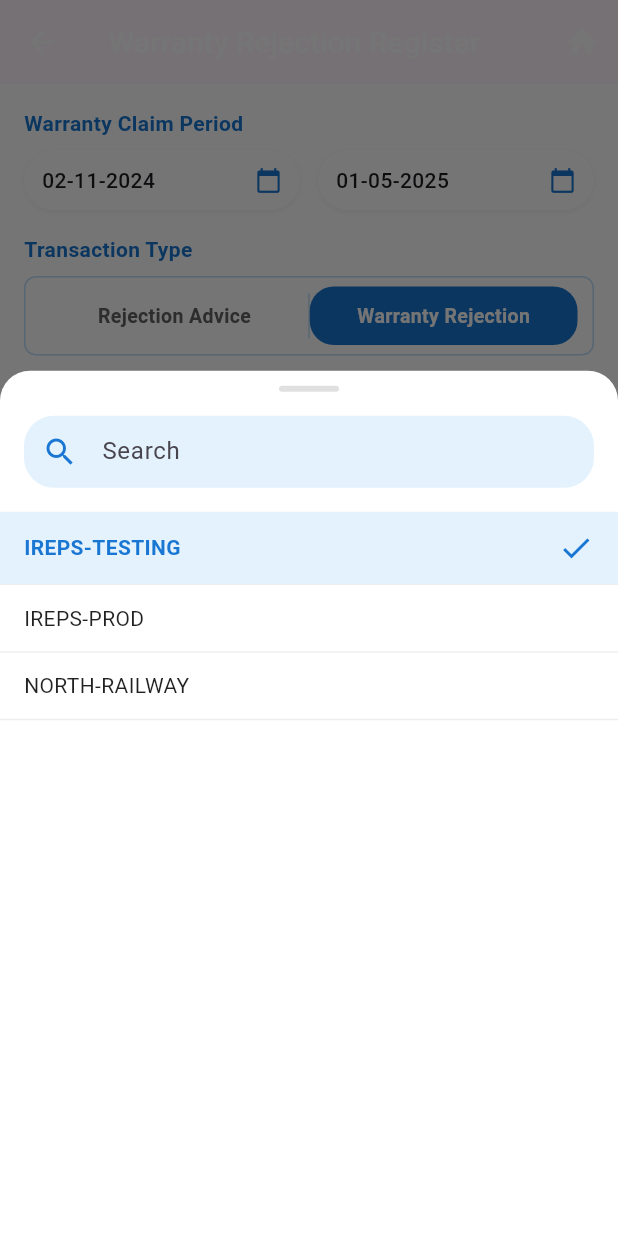
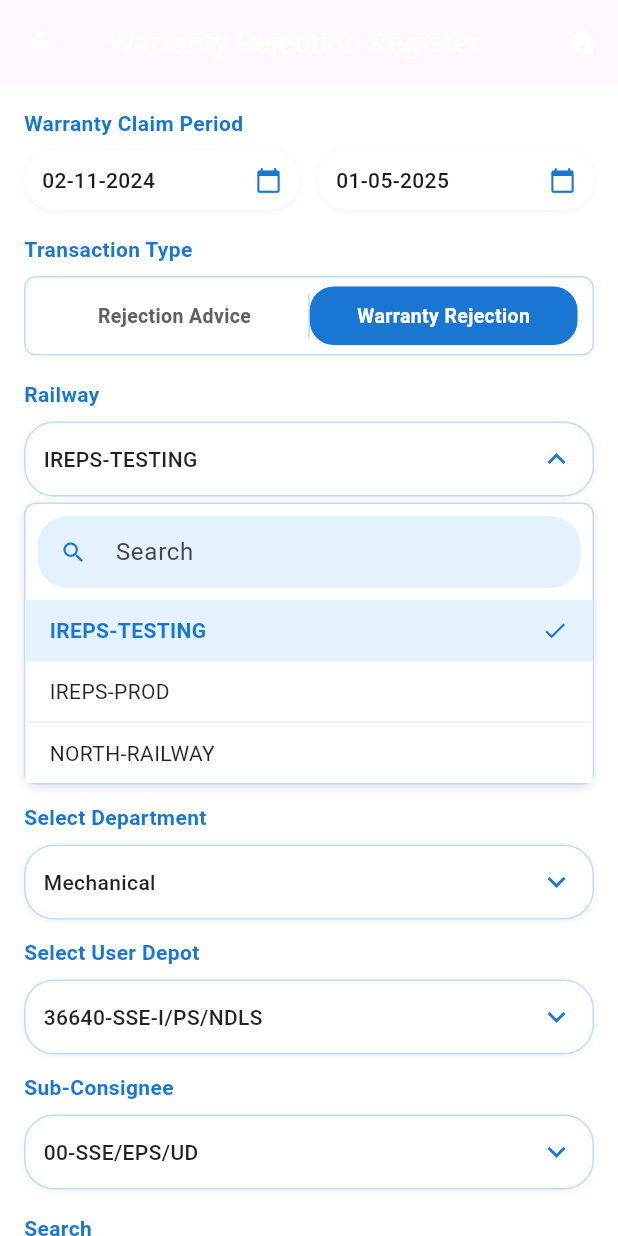
Before and after one commit to gajendrasingh05/ireps_training, a Flutter app: the WarrantyRejectionRegisterScreen screen opened directly, after a tap on "IREPS-TESTING", on a phone screen of 412 x 824 dp. Run offline on Flutter 3.47's test engine with Material 3 defaults, Android fonts, the phone set to English and light mode, and no system bars; our stand-ins replace dropdown_search, flutter_svg, image_picker, package_info_plus, permission_handler, shared_preferences; missing offline and left inert: flutter_app; accounts and stored records are empty; Roboto replaces fonts that are missing (Gastie).

Commit message:
committed by Rishu - 14.05.2025 (Warranty rejection register)

```diff
--- a/lib/warrantyrejection.dart
+++ b/lib/warrantyrejection.dart
@@ -70,9 +70,25 @@ class _WarrantyRejectionRegisterScreenState extends State<WarrantyRejectionRegis
   final List<String> userDepotOptions = ['36640-SSE-I/PS/NDLS', '36641-SSE-II/PS/NDLS', '36642-SSE-III/PS/NDLS'];
   final List<String> subConsigneeOptions = ['00-SSE/EPS/UD', '01-SSE/EPS/LD', '02-SSE/EPS/CD'];
 
+  // Search text controllers for dropdown search
+  final TextEditingController _railwaySearchController = TextEditingController();
+  final TextEditingController _departmentSearchController = TextEditingController();
+  final TextEditingController _userDepotSearchController = TextEditingController();
+  final TextEditingController _subConsigneeSearchController = TextEditingController();
+
+  // Track if dropdowns are expanded
+  bool _isRailwayExpanded = false;
+  bool _isDepartmentExpanded = false;
+  bool _isUserDepotExpanded = false;
+  bool _isSubConsigneeExpanded = false;
+
   @override
   void dispose() {
     _searchController.dispose();
+    _railwaySearchController.dispose();
+    _departmentSearchController.dispose();
+    _userDepotSearchController.dispose();
+    _subConsigneeSearchController.dispose();
     super.dispose();
   }
 
@@ -229,10 +245,23 @@ class _WarrantyRejectionRegisterScreenState extends State<WarrantyRejectionRegis
               _buildDropdownSearch(
                 value: railway,
                 items: railwayOptions,
+                searchController: _railwaySearchController,
+                isExpanded: _isRailwayExpanded,
+                onToggleExpanded: () {
+                  setState(() {
+                    _isRailwayExpanded = !_isRailwayExpanded;
+                    if (_isRailwayExpanded) {
+                      _isDepartmentExpanded = false;
+                      _isUserDepotExpanded = false;
+                      _isSubConsigneeExpanded = false;
+                    }
+                  });
+                },
                 onChanged: (value) {
                   if (value != null) {
                     setState(() {
                       railway = value;
+                      _isRailwayExpanded = false;
                     });
                   }
                 },
@@ -245,10 +274,23 @@ class _WarrantyRejectionRegisterScreenState extends State<WarrantyRejectionRegis
               _buildDropdownSearch(
                 value: department,
                 items: departmentOptions,
+                searchController: _departmentSearchController,
+                isExpanded: _isDepartmentExpanded,
+                onToggleExpanded: () {
+                  setState(() {
+                    _isDepartmentExpanded = !_isDepartmentExpanded;
+                    if (_isDepartmentExpanded) {
+                      _isRailwayExpanded = false;
+                      _isUserDepotExpanded = false;
+                      _isSubConsigneeExpanded = false;
+                    }
+                  });
+                },
                 onChanged: (value) {
                   if (value != null) {
                     setState(() {
                       department = value;
+                      _isDepartmentExpanded = false;
                     });
                   }
                 },
@@ -261,10 +303,23 @@ class _WarrantyRejectionRegisterScreenState extends State<WarrantyRejectionRegis
               _buildDropdownSearch(
                 value: userDepot,
                 items: userDepotOptions,
+                searchController: _userDepotSearchController,
+                isExpanded: _isUserDepotExpanded,
+                onToggleExpanded: () {
+                  setState(() {
+                    _isUserDepotExpanded = !_isUserDepotExpanded;
+                    if (_isUserDepotExpanded) {
+                      _isRailwayExpanded = false;
+                      _isDepartmentExpanded = false;
+                      _isSubConsigneeExpanded = false;
+                    }
+                  });
+                },
                 onChanged: (value) {
                   if (value != null) {
                     setState(() {
                       userDepot = value;
+                      _isUserDepotExpanded = false;
                     });
                   }
                 },
@@ -277,10 +332,23 @@ class _WarrantyRejectionRegisterScreenState extends State<WarrantyRejectionRegis
               _buildDropdownSearch(
                 value: subConsignee,
                 items: subConsigneeOptions,
+                searchController: _subConsigneeSearchController,
+                isExpanded: _isSubConsigneeExpanded,
+                onToggleExpanded: () {
+                  setState(() {
+                    _isSubConsigneeExpanded = !_isSubConsigneeExpanded;
+                    if (_isSubConsigneeExpanded) {
+                      _isRailwayExpanded = false;
+                      _isDepartmentExpanded = false;
+                      _isUserDepotExpanded = false;
+                    }
+                  });
+                },
                 onChanged: (value) {
                   if (value != null) {
                     setState(() {
                       subConsignee = value;
+                      _isSubConsigneeExpanded = false;
                     });
                   }
                 },
@@ -450,9 +518,21 @@ class _WarrantyRejectionRegisterScreenState extends State<WarrantyRejectionRegis
   Widget _buildDropdownSearch({
     required String value,
     required List<String> items,
+    required TextEditingController searchController,
+    required bool isExpanded,
+    required VoidCallback onToggleExpanded,
     required Function(String?) onChanged,
   }) {
-    return Container(
+    List<String> filteredItems = items;
+    if (searchController.text.isNotEmpty) {
+      filteredItems = items
+          .where((item) => item.toLowerCase().contains(searchController.text.toLowerCase()))
+          .toList();
+    }
+
+    return Column(
+      children: [
+        Container(
           decoration: BoxDecoration(
             color: Colors.white,
             borderRadius: BorderRadius.circular(20),
@@ -467,9 +547,7 @@ class _WarrantyRejectionRegisterScreenState extends State<WarrantyRejectionRegis
           ),
           child: InkWell(
             borderRadius: BorderRadius.circular(20),
-        onTap: () {
-          _showDropdownSearch(context, items, value, onChanged);
-        },
+            onTap: onToggleExpanded,
             child: Padding(
               padding: const EdgeInsets.symmetric(horizontal: 12, vertical: 12),
               child: Row(
@@ -483,97 +561,80 @@ class _WarrantyRejectionRegisterScreenState extends State<WarrantyRejectionRegis
                       color: Colors.black87,
                     ),
                   ),
-              Icon(Icons.keyboard_arrow_down, color: Colors.blue.shade700),
+                  Icon(
+                      isExpanded ? Icons.keyboard_arrow_up : Icons.keyboard_arrow_down,
+                      color: Colors.blue.shade700
+                  ),
                 ],
               ),
             ),
           ),
-    );
-  }
+        ),
 
-  // Show Dropdown Search Modal
-  Future<void> _showDropdownSearch(
-      BuildContext context,
-      List<String> items,
-      String currentValue,
-      Function(String?) onChanged,
-      ) async {
-    final TextEditingController searchTextController = TextEditingController();
-    List<String> filteredItems = List.from(items);
-
-    await showModalBottomSheet(
-      context: context,
-      isScrollControlled: true,
-      backgroundColor: Colors.transparent,
-      builder: (BuildContext context) {
-        return StatefulBuilder(
-          builder: (BuildContext context, StateSetter setModalState) {
-            return Container(
-              height: MediaQuery.of(context).size.height * 0.7,
-              decoration: const BoxDecoration(
+        // Dropdown content when expanded
+        if (isExpanded)
+          Container(
+            margin: const EdgeInsets.only(top: 4),
+            decoration: BoxDecoration(
               color: Colors.white,
-                borderRadius: BorderRadius.only(
-                  topLeft: Radius.circular(20),
-                  topRight: Radius.circular(20),
+              borderRadius: BorderRadius.circular(8),
+              border: Border.all(color: Colors.blue.shade100),
+              boxShadow: [
+                BoxShadow(
+                  color: Colors.black.withOpacity(0.1),
+                  blurRadius: 4,
+                  offset: const Offset(0, 2),
                 ),
+              ],
             ),
             child: Column(
               children: [
-                  // Drag handle
-                  Container(
-                    margin: const EdgeInsets.only(top: 10),
-                    height: 4,
-                    width: 40,
-                    decoration: BoxDecoration(
-                      color: Colors.grey.shade300,
-                      borderRadius: BorderRadius.circular(2),
-                    ),
-                  ),
+                // Search field
                 Padding(
-                    padding: const EdgeInsets.all(16.0),
+                  padding: const EdgeInsets.all(8.0),
                   child: TextField(
-                      controller: searchTextController,
+                    controller: searchController,
                     decoration: InputDecoration(
                       hintText: 'Search',
-                        prefixIcon: Icon(Icons.search, color: Colors.blue.shade700),
+                      prefixIcon: Icon(Icons.search, color: Colors.blue.shade700, size: 18),
                       filled: true,
                       fillColor: Colors.blue.shade50,
+                      isDense: true,
+                      contentPadding: const EdgeInsets.symmetric(vertical: 8),
                       border: OutlineInputBorder(
                         borderRadius: BorderRadius.circular(20),
                         borderSide: BorderSide.none,
                       ),
-                        contentPadding: const EdgeInsets.symmetric(horizontal: 16, vertical: 12),
                     ),
                     onChanged: (value) {
-                        setModalState(() {
-                          filteredItems = items
-                              .where((item) => item
-                              .toLowerCase()
-                              .contains(value.toLowerCase()))
-                              .toList();
+                      setState(() {
+                        // The filtered items will update on the next build
                       });
                     },
                   ),
                 ),
-                  Expanded(
+
+                // Items list
+                Container(
+                  constraints: const BoxConstraints(maxHeight: 200),
                   child: ListView.builder(
+                    shrinkWrap: true,
                     itemCount: filteredItems.length,
                     itemBuilder: (context, index) {
                       final item = filteredItems[index];
-                        final isSelected = item == currentValue;
+                      final isSelected = item == value;
 
                       return InkWell(
                         onTap: () {
                           onChanged(item);
-                            Navigator.pop(context);
                         },
                         child: Container(
-                            padding: const EdgeInsets.symmetric(vertical: 12, horizontal: 16),
+                          padding: const EdgeInsets.symmetric(vertical: 10, horizontal: 16),
                           decoration: BoxDecoration(
                             color: isSelected ? Colors.blue.shade50 : Colors.white,
-                              border: Border(
-                                bottom: BorderSide(color: Colors.grey.shade200),
-                              ),
+                            border: index < filteredItems.length - 1
+                                ? Border(bottom: BorderSide(color: Colors.grey.shade200))
+                                : null,
                           ),
                           child: Row(
                             mainAxisAlignment: MainAxisAlignment.spaceBetween,
@@ -586,7 +647,7 @@ class _WarrantyRejectionRegisterScreenState extends State<WarrantyRejectionRegis
                                 ),
                               ),
                               if (isSelected)
-                                  Icon(Icons.check, color: Colors.blue.shade700),
+                                Icon(Icons.check, color: Colors.blue.shade700, size: 18),
                             ],
                           ),
                         ),
@@ -596,14 +657,9 @@ class _WarrantyRejectionRegisterScreenState extends State<WarrantyRejectionRegis
                 ),
               ],
             ),
+          ),
+      ],
     );
-          },
-        );
-      },
-    );
-
-    // Clean up
-    searchTextController.dispose();
   }
 
   Widget _buildSectionTitle(String title) {
```
Lines whose indentation alone changed are shown as unchanged.
